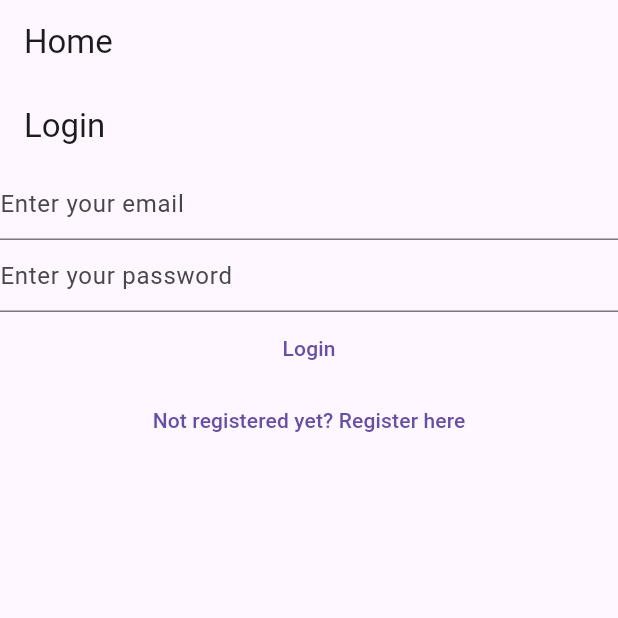
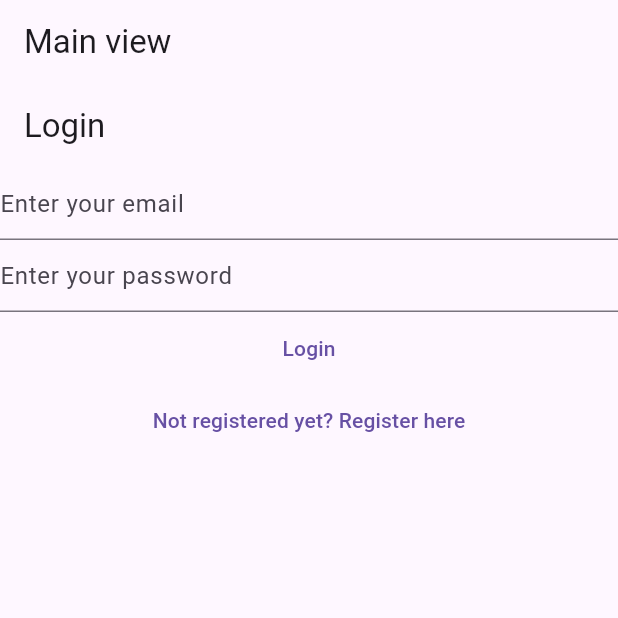
Before and after one commit to arya-vats/flutterIntro-myapp, a Flutter app: the screen it shows after launch, on a phone screen of 412 x 824 dp, the top half of it. Run offline on Flutter 3.47's test engine with Material 2 defaults, Android fonts, the phone set to English and light mode, and no system bars; our stand-ins replace firebase_auth, firebase_core; accounts and stored records are empty.

```diff
--- a/lib/main.dart
+++ b/lib/main.dart
@@ -3,6 +3,7 @@ import 'package:firebase_core/firebase_core.dart';
 import 'package:flutter/material.dart';
 import 'package:myapp/views/login_view.dart';
 import 'package:myapp/views/register_view.dart';
+import 'package:myapp/views/verify_email_view.dart';
 
 import 'firebase_options.dart';
 
@@ -28,7 +29,7 @@ class HomePage extends StatelessWidget {
   @override
   Widget build(BuildContext context) {
     return Scaffold(
-      appBar: AppBar(title: const Text('Home')),
+      appBar: AppBar(title: const Text('Main view')),
       body: FutureBuilder(
           future: Firebase.initializeApp(
             options: DefaultFirebaseOptions.currentPlatform,
@@ -36,44 +37,26 @@ class HomePage extends StatelessWidget {
           builder: (context, snapshot) {
             switch (snapshot.connectionState) {
               case ConnectionState.done:
-                // final user = FirebaseAuth.instance.currentUser;
-                // print(user);
+                final user = FirebaseAuth.instance.currentUser;
+                if (user == null) {
+                  return const LoginView();
+                } else {
+                  if (user.emailVerified == true) {
+                    return const Text('You are a verified user');
+                  } else {
+                    return const VerifyEmailView();
+                  }
+                }
               // if (user?.emailVerified == true) {
               //   print('You are a verified user');
               // } else {
               //   return const VerifyEmailView();
               // }
               // return Text('done');
-                return LoginView();
               default:
-                return Text('Loading');
+                return const CircularProgressIndicator();
             }
           }),
     );
   }
 }
-
-class VerifyEmailView extends StatefulWidget {
-  const VerifyEmailView({super.key});
-
-  @override
-  State<VerifyEmailView> createState() => _VerifyEmailViewState();
-}
-
-class _VerifyEmailViewState extends State<VerifyEmailView> {
-  @override
-  Widget build(BuildContext context) {
-    return Scaffold(
-      appBar: AppBar(title: const Text('Verify Email View')),
-      body: Column(children: [
-        Text('Verify email'),
-        TextButton(
-            onPressed: () async {
-              final user = FirebaseAuth.instance.currentUser;
-              await user?.sendEmailVerification();
-            },
-            child: Text('Send verification mail'))
-      ]),
-    );
-  }
-}
```
Also changed, not shown: lib/views/verify_email_view.dart (added, +28 -0 lines). Lines whose indentation alone changed are shown as unchanged.
